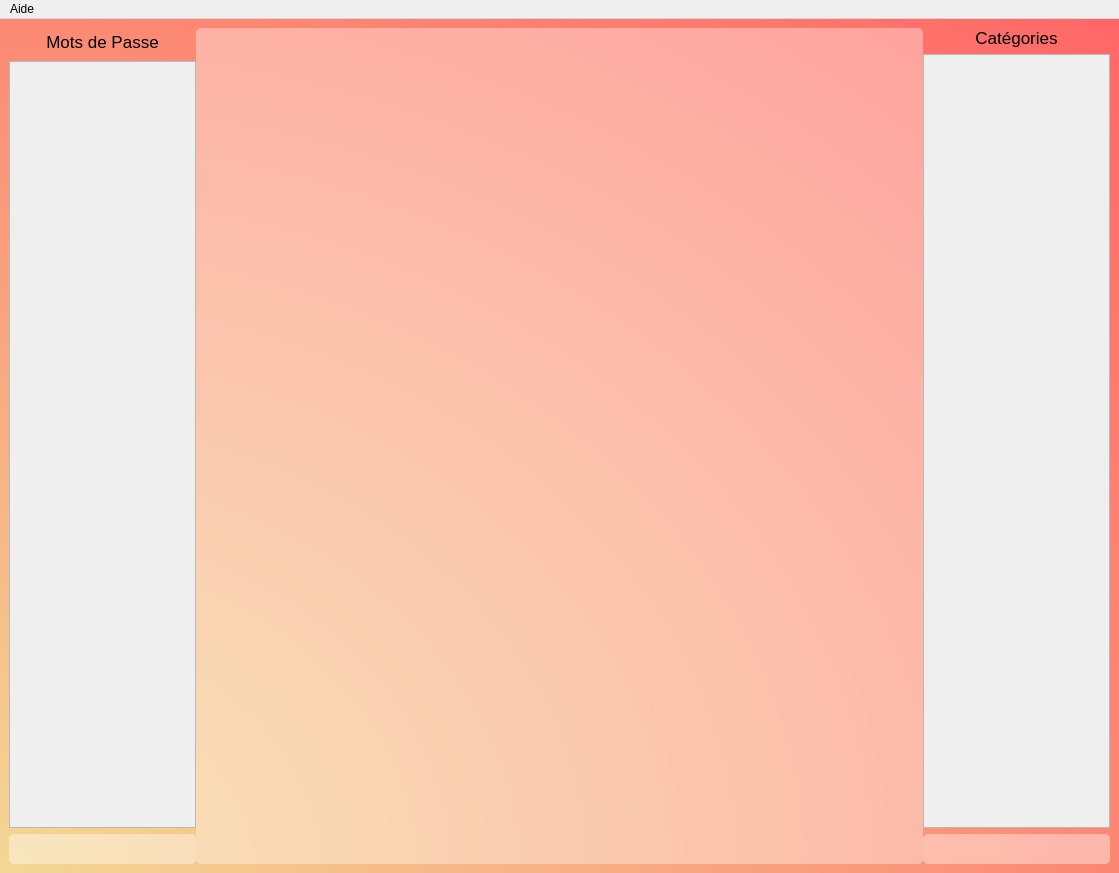
This is Interface_graphique/PyQt/UI/fenetreGestion.ui in MindPass/Code as Qt 5 draws it before an edit. The edited form follows.
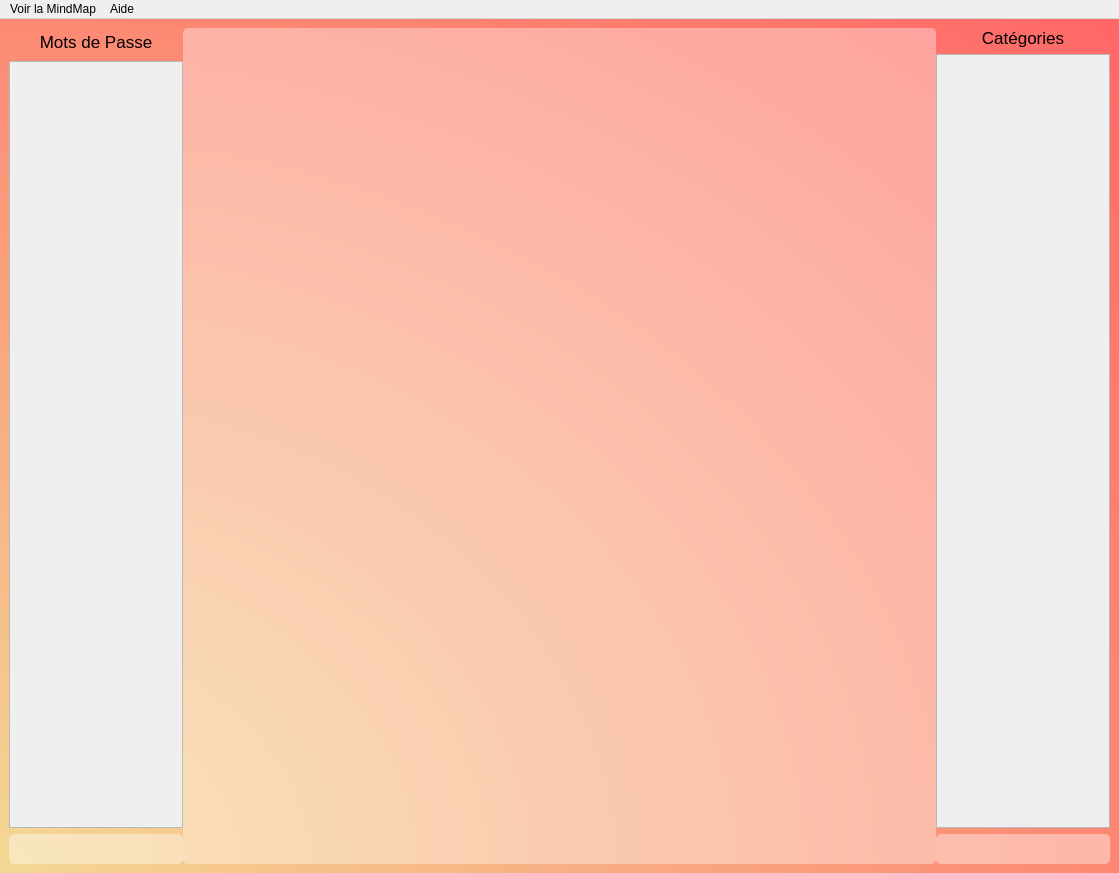
This is the edited form. Icons and pictures are not drawn.

What changed in the file:
```diff
--- a/Interface_graphique/PyQt/UI/fenetreGestion.ui
+++ b/Interface_graphique/PyQt/UI/fenetreGestion.ui
@@ -48,10 +48,7 @@
    <property name="enabled">
     <bool>true</bool>
    </property>
-   <layout class="QHBoxLayout" name="horizontalLayout">
-    <property name="sizeConstraint">
-     <enum>QLayout::SetMaximumSize</enum>
-    </property>
+   <layout class="QHBoxLayout" name="horizontalLayout" stretch="1">
     <item>
      <widget class="QSplitter" name="splitter">
       <property name="orientation">
@@ -143,7 +140,7 @@
           </property>
           <property name="minimumSize">
            <size>
-            <width>450</width>
+            <width>500</width>
             <height>0</height>
            </size>
           </property>
@@ -261,6 +258,12 @@
      <string>Aide</string>
     </property>
    </widget>
+   <widget class="QMenu" name="menuMindMap">
+    <property name="title">
+     <string>Voir la MindMap</string>
+    </property>
+   </widget>
+   <addaction name="menuMindMap"/>
    <addaction name="menuAide"/>
   </widget>
  </widget>
```
Left out of the diff: 3 changed lines with no effect on the pictures.
